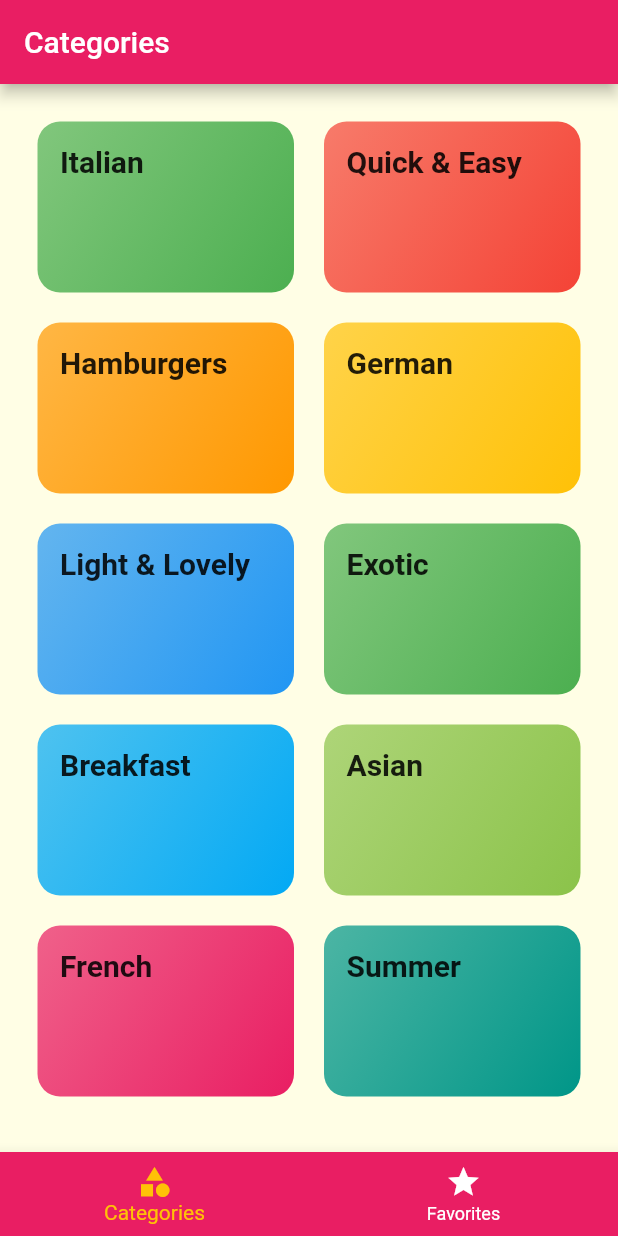
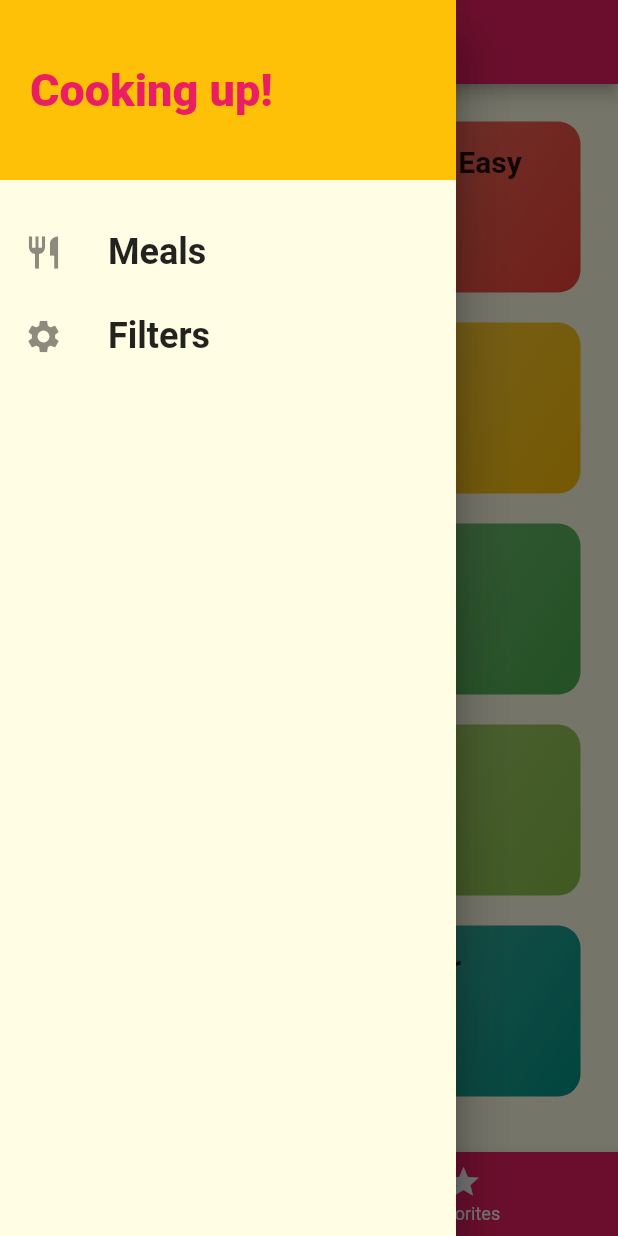
Before and after one commit to bartvanhoey/FlutterTutorials, a Flutter app: the screen it shows after launch, with the side drawer open (before the commit the screen has no drawer), on a phone screen of 412 x 824 dp. Run offline on Flutter 3.47's test engine with Material 2 defaults, Android fonts, the phone set to English and light mode, and no system bars; Roboto replaces fonts that are missing (Raleway, RobotoCondensed).

Commit message:
MealsApp End Part 179

```diff
--- a/FlutterUdemy/meals_app/lib/main.dart
+++ b/FlutterUdemy/meals_app/lib/main.dart
@@ -1,4 +1,5 @@
 import 'package:flutter/material.dart';
+import 'package:meals_app/screens/filters_screen.dart';
 
 import './screens/tabs_screen.dart';
 import './screens/category_meals_screen.dart';
@@ -30,6 +31,7 @@ class MyApp extends StatelessWidget {
         '/': (context) => const TabsScreen(),
         CategoryMealsScreen.routeName: (context) => const CategoryMealsScreen(),
         MealDetailScreen.routeName: (context) => const MealDetailScreen(),
+        FiltersScreen.routeName: (context) => const FiltersScreen(),
       },
       onGenerateRoute: (settings) {
         print(settings.arguments);
--- /dev/null
+++ b/FlutterUdemy/meals_app/lib/screens/filters_screen.dart
@@ -0,0 +1,20 @@
+import 'package:flutter/material.dart';
+import 'package:flutter/src/widgets/framework.dart';
+import 'package:flutter/src/widgets/placeholder.dart';
+import 'package:meals_app/widgets/main_drawer.dart';
+
+class FiltersScreen extends StatelessWidget {
+  static const routeName = '/filters';
+  const FiltersScreen({super.key});
+
+  @override
+  Widget build(BuildContext context) {
+    return  Scaffold(
+      appBar: AppBar(title: const Text('Filters')),
+      drawer: const MainDrawer(),
+      body: const Center(
+        child: Text('Filters'),
+      ),
+    );
+  }
+}
--- a/FlutterUdemy/meals_app/lib/screens/tabs_screen.dart
+++ b/FlutterUdemy/meals_app/lib/screens/tabs_screen.dart
@@ -1,4 +1,5 @@
 import 'package:flutter/material.dart';
+import 'package:meals_app/widgets/main_drawer.dart';
 
 import '../screens/categories_screen.dart';
 import '../screens/favorites_screen.dart';
@@ -27,7 +28,11 @@ class _TabsScreenState extends State<TabsScreen> {
   @override
   Widget build(BuildContext context) {
     return Scaffold(
-      appBar: AppBar(title: Text(_pages[_selectedPageIndex]['title'] as String) ),
+      appBar:
+          AppBar(title: Text(_pages[_selectedPageIndex]['title'] as String)),
+      drawer: const Drawer(
+        child: MainDrawer(),
+      ),
       body: _pages[_selectedPageIndex]['page'] as Widget,
       bottomNavigationBar: BottomNavigationBar(
           onTap: _selectPage,
--- /dev/null
+++ b/FlutterUdemy/meals_app/lib/widgets/main_drawer.dart
@@ -0,0 +1,48 @@
+import 'package:flutter/material.dart';
+import 'package:meals_app/screens/filters_screen.dart';
+
+class MainDrawer extends StatelessWidget {
+  const MainDrawer({super.key});
+
+  Widget buildListTile(String title, IconData icon, Function tabHandler) {
+    return ListTile(
+      onTap: () => tabHandler(),
+      leading: Icon(icon, size: 26),
+      title: Text(
+        title,
+        style: const TextStyle(
+            fontFamily: 'RobotoCondensed',
+            fontSize: 24,
+            fontWeight: FontWeight.w700),
+      ),
+    );
+  }
+
+  @override
+  Widget build(BuildContext context) {
+    return Drawer(
+        child: Column(
+      children: [
+        Container(
+          height: 120,
+          width: double.infinity,
+          padding: const EdgeInsets.all(20),
+          alignment: Alignment.centerLeft,
+          color: Theme.of(context).colorScheme.secondary,
+          child: Text('Cooking up!',
+              style: TextStyle(
+                  fontWeight: FontWeight.w900,
+                  fontSize: 30,
+                  color: Theme.of(context).primaryColor)),
+        ),
+        const SizedBox(height: 20),
+        buildListTile('Meals', Icons.restaurant, () {
+          Navigator.of(context).pushReplacementNamed("/");
+        }),
+        buildListTile('Filters', Icons.settings, () {
+          Navigator.of(context).pushReplacementNamed(FiltersScreen.routeName);
+        }),
+      ],
+    ));
+  }
+}
```
Also changed, not shown: FlutterUdemy/meals_app/lib/screens/category_meals_screen.dart (+42 -12 lines), FlutterUdemy/meals_app/lib/screens/meal_detail_screen.dart (+13 -3 lines), FlutterUdemy/meals_app/lib/widgets/meal_item.dart (+8 -2 lines), 2 other files.
